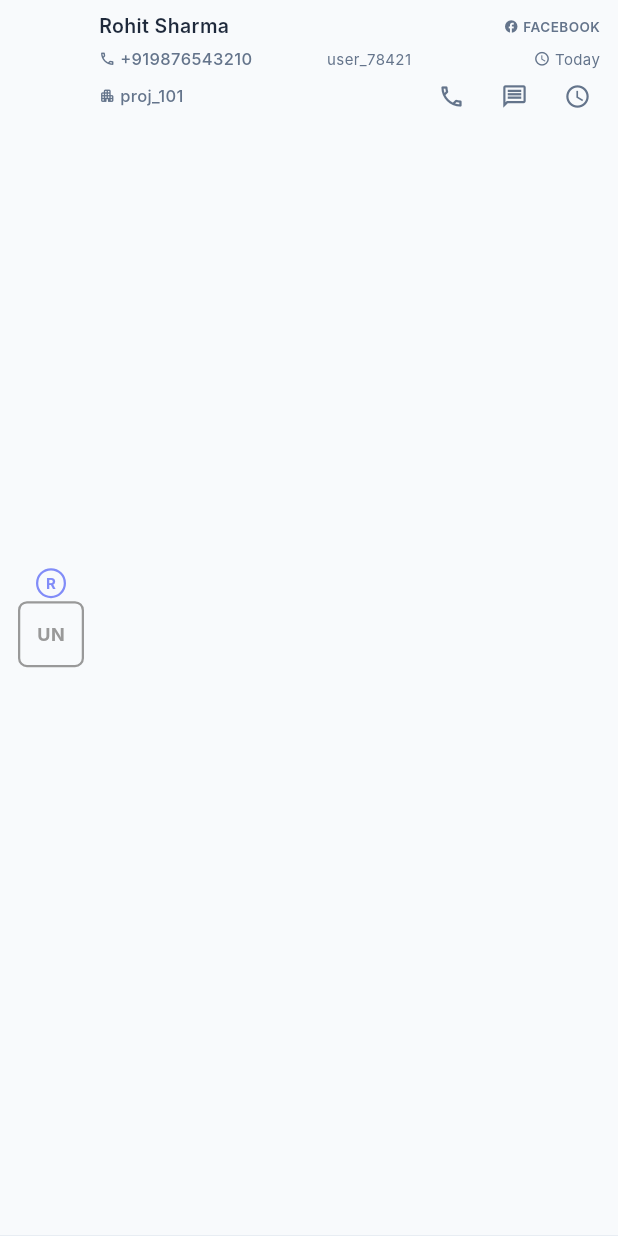
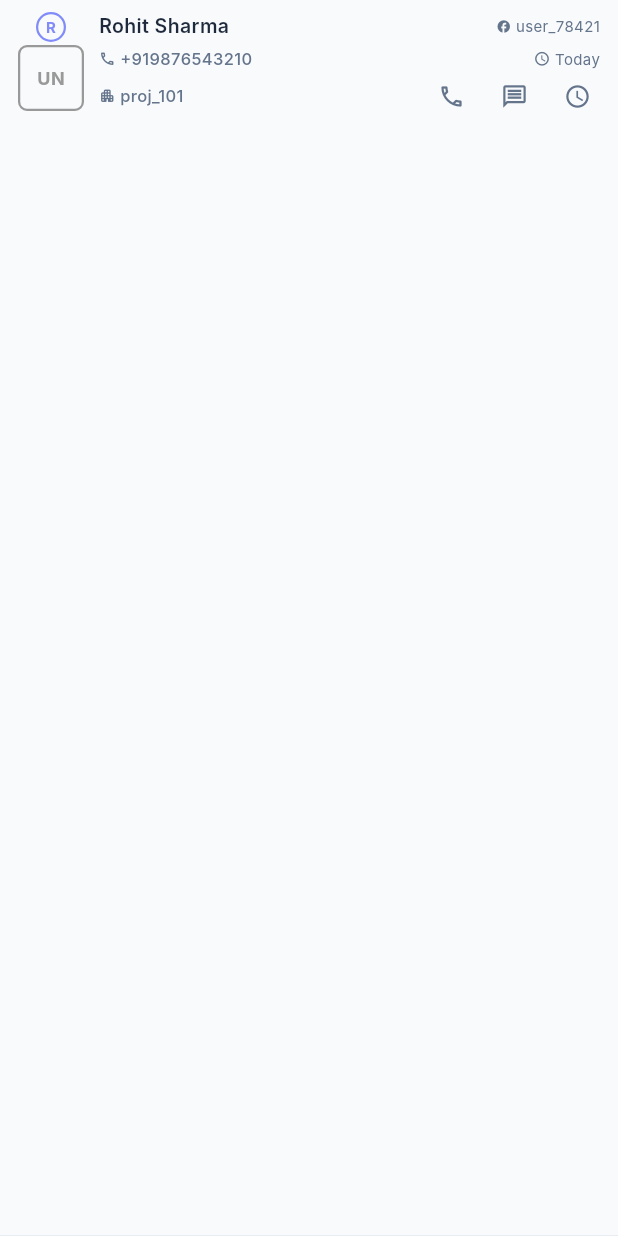
Before and after one commit to codemonk-git/drt-lms, a Flutter app: the LeadTile widget shown alone on an empty page, opened directly with sample values from the repository, on a phone screen of 412 x 824 dp. Run offline on Flutter 3.47's test engine with Material 3 defaults, Android fonts, the phone set to English and light mode, and no system bars; our stand-ins replace firebase_core, firebase_messaging, flutter_local_notifications, font_awesome_flutter, localstorage, speech_to_text and 1 more; accounts and stored records are empty; network calls fail; Roboto replaces fonts that are missing (Inter).

Commit message:
UI improvements: optimize chip styling, improve lead detail performance, restructure lead tile layout, reposition assignee/source information

```diff
--- a/tss_leads/lib/widgets/lead_tile.dart
+++ b/tss_leads/lib/widgets/lead_tile.dart
@@ -113,7 +113,11 @@ class LeadTile extends StatelessWidget {
               bottom: BorderSide(color: AppTheme.divider, width: 0.5),
             ),
           ),
-          child: Row(
+          child: Column(
+            children: [
+              // First Row: Avatar + Phone/Name/Details
+              Row(
+            crossAxisAlignment: CrossAxisAlignment.start,
             children: [
               if (isSelectionMode)
                 Padding(
@@ -203,6 +207,7 @@ class LeadTile extends StatelessWidget {
                   crossAxisAlignment: CrossAxisAlignment.start,
                   children: [
                     Row(
+                      mainAxisAlignment: MainAxisAlignment.spaceBetween,
                       children: [
                         Expanded(
                           child: Text(
@@ -215,8 +220,32 @@ class LeadTile extends StatelessWidget {
                             overflow: TextOverflow.ellipsis,
                           ),
                         ),
-                        const SizedBox(width: 6),
-                        _SourceBadge(source: lead.source),
+                        Row(
+                          mainAxisSize: MainAxisSize.min,
+                          children: [
+                            _SourceBadge(source: lead.source),
+                            const SizedBox(width: 3),
+                            Consumer<LeadsProvider>(
+                              builder: (context, provider, _) {
+                                final assigneeName =
+                                    provider.getUserNameById(
+                                      lead.assignedTo.userId,
+                                    ) ??
+                                    lead.assignedTo.userId;
+                                return Text(
+                                  assigneeName,
+                                  style: const TextStyle(
+                                    fontSize: 10,
+                                    color: AppTheme.onSurfaceMuted,
+                                    fontWeight: FontWeight.w400,
+                                  ),
+                                  maxLines: 1,
+                                  overflow: TextOverflow.ellipsis,
+                                );
+                              },
+                            ),
+                          ],
+                        ),
                       ],
                     ),
                     const SizedBox(height: 4),
@@ -238,29 +267,6 @@ class LeadTile extends StatelessWidget {
                               fontWeight: FontWeight.w500,
                             ),
                             overflow: TextOverflow.ellipsis,
-                          ),
-                        ),
-                        const SizedBox(width: 8),
-                        Expanded(
-                          flex: 2,
-                          child: Consumer<LeadsProvider>(
-                            builder: (context, provider, _) {
-                              final assigneeName =
-                                  provider.getUserNameById(
-                                    lead.assignedTo.userId,
-                                  ) ??
-                                  lead.assignedTo.userId;
-                              return Text(
-                                assigneeName,
-                                style: const TextStyle(
-                                  fontSize: 10,
-                                  color: AppTheme.onSurfaceMuted,
-                                  fontWeight: FontWeight.w400,
-                                ),
-                                maxLines: 1,
-                                overflow: TextOverflow.ellipsis,
-                              );
-                            },
                           ),
                         ),
                         const SizedBox(width: 8),
@@ -296,11 +302,28 @@ class LeadTile extends StatelessWidget {
                         _QuickActionButtons(lead: lead),
                       ],
                     ),
-                    const SizedBox(height: 4),
-                    // First note display
-                    _FirstNoteRow(leadId: lead.id),
                   ],
                 ),
+              ),
+            ],
+              ),
+              const SizedBox(height: 4),
+              // Second Row: Note spanning full width
+              Row(
+                children: [
+                  if (isSelectionMode)
+                    Padding(
+                      padding: const EdgeInsets.only(right: 8),
+                      child: Checkbox(
+                        value: isSelected,
+                        onChanged: (_) => provider.toggleLeadSelection(lead.id),
+                        side: const BorderSide(color: AppTheme.primary, width: 1.5),
+                      ),
+                    ),
+                  Expanded(
+                    child: _FirstNoteRow(leadId: lead.id),
+                  ),
+                ],
               ),
             ],
           ),
@@ -316,22 +339,7 @@ class _SourceBadge extends StatelessWidget {
 
   @override
   Widget build(BuildContext context) {
-    return Row(
-      mainAxisSize: MainAxisSize.min,
-      children: [
-        Icon(source.platformIcon, size: 10, color: AppTheme.onSurfaceMuted),
-        const SizedBox(width: 3),
-        Text(
-          source.platform.toUpperCase(),
-          style: const TextStyle(
-            fontSize: 9,
-            color: AppTheme.onSurfaceMuted,
-            fontWeight: FontWeight.w600,
-            letterSpacing: 0.3,
-          ),
-        ),
-      ],
-    );
+    return Icon(source.platformIcon, size: 10, color: AppTheme.onSurfaceMuted);
   }
 }
 
--- a/tss_leads/lib/widgets/sidebar_shell.dart
+++ b/tss_leads/lib/widgets/sidebar_shell.dart
@@ -135,7 +135,7 @@ class _SidebarContent extends StatelessWidget {
     final provider = context.watch<LeadsProvider>();
     return Column(
       children: [
-        const SizedBox(height: 56),
+        const SizedBox(height: 16),
         // Logo
         Container(
           width: 50,
```
Also changed, not shown: tss_leads/lib/screens/lead_detail_screen.dart (+26 -22 lines), tss_leads/lib/theme/app_theme.dart (+20 -10 lines), 3 other files.
